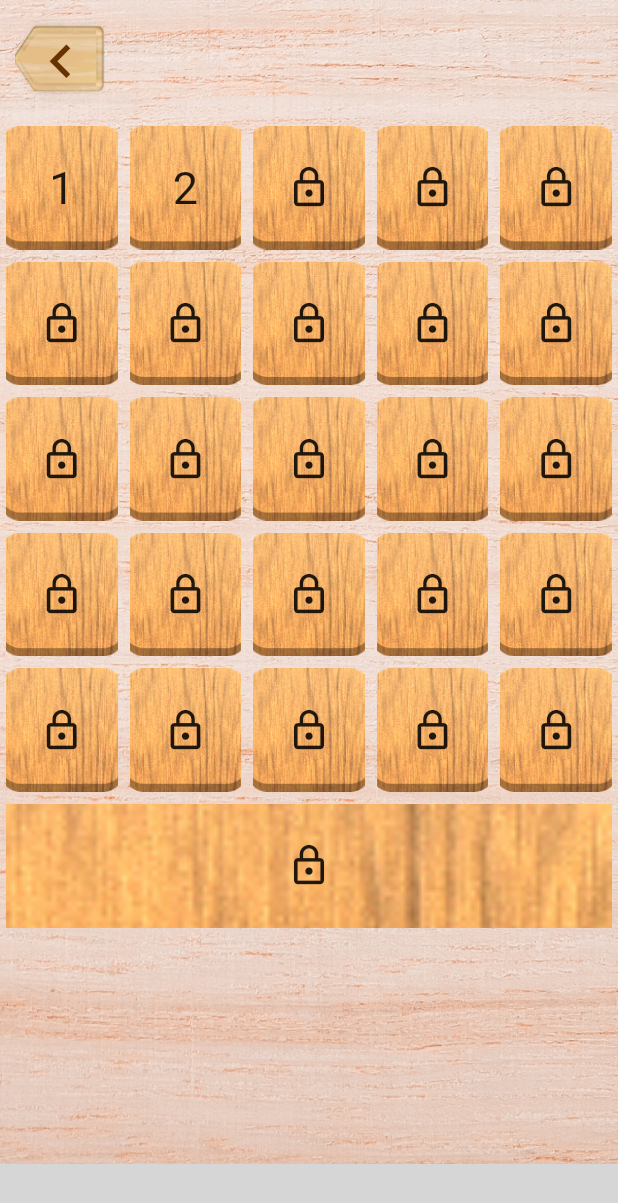
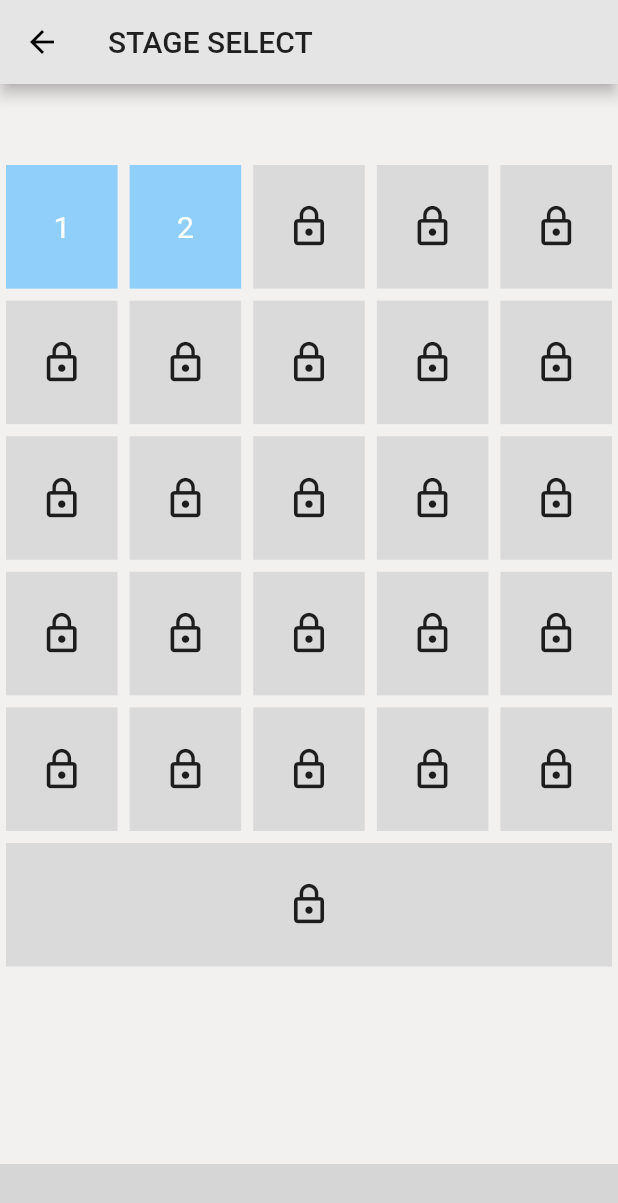
Before and after one commit to kura-kento/RicochetRobots_flutter, a Flutter app: the StageBuilder screen opened directly, after a tap on the "apps" icon, on a phone screen of 412 x 824 dp. Shown: the top 1203 px of the screen. Run offline on Flutter 3.47's test engine with Material 2 defaults, Android fonts, the phone set to English and light mode, and no system bars; our stand-ins replace audioplayers, shared_preferences, sqflite; missing offline and left inert: flutter_google_ad_manager, flutter_store_listing, trotter; accounts and stored records are empty; grey boxes are pictures that could not be loaded.

Commit message:
デザイン修正完了

```diff
--- a/lib/main.dart
+++ b/lib/main.dart
@@ -17,6 +17,7 @@ class MyApp extends StatelessWidget {
       debugShowCheckedModeBanner: false,
       title: 'Flutter Demo',
       theme: ThemeData(
+        primaryColor: Color(0xFFE5E5E5)
       ),
       home: FutureBuilder(
         builder: (BuildContext context ,AsyncSnapshot snapshot) {
--- a/lib/screen/stage_select.dart
+++ b/lib/screen/stage_select.dart
@@ -4,6 +4,7 @@ import 'package:ricochetrobotsapp/models/stage.dart';
 import 'package:ricochetrobotsapp/screen/top-page.dart';
 import 'package:ricochetrobotsapp/stages/stage_builder.dart';
 import 'package:ricochetrobotsapp/utils/admob.dart';
+import 'package:ricochetrobotsapp/utils/app.dart';
 import 'package:ricochetrobotsapp/utils/database_help.dart';
 import 'package:ricochetrobotsapp/utils/page_animation.dart';
 import 'package:ricochetrobotsapp/utils/sounds.dart';
@@ -30,61 +31,50 @@ void initState(){
   Widget build(BuildContext context) {
 
     return Container(
-        decoration: BoxDecoration(
-            image: DecorationImage(
-                image: AssetImage("assets/images/wood.png"),
-                fit: BoxFit.cover
-            )
-        ),
+      color: Colors.black,
       child: SafeArea(
         child: Column(
           children: [
             Expanded(
               child: Scaffold(
+                appBar: AppBar(
+                  title: Text("STAGE SELECT"),
+                ),
                 body: Container(
-                  decoration: BoxDecoration(
-                      image: DecorationImage(
-                          image: AssetImage("assets/images/wood.png"),
-                          fit: BoxFit.cover
-                      )
-                  ),
+                  padding: EdgeInsets.only(top: 50),
+                  color: App.background,
                   child: Column(
                     children: [
                       Expanded(
                         child: Column(
                           children: [
-                            Row(
-                              mainAxisAlignment: MainAxisAlignment.start,
-                              children: [
-                                Padding(
-                                  padding: const EdgeInsets.all(10.0),
-                                  child: Container(
-                                    height: 60,
-                                    width: 60,
-                                    decoration: BoxDecoration(
-                                        image: DecorationImage(
-                                            image: AssetImage("assets/images/right_btn.png"),
-                                            fit: BoxFit.cover
-                                        )
-                                    ),
-                                    child: IconButton(
-                                      onPressed: (){
-                                        soundManager.playLocal('select.mp3');
-                                        Navigator.push(
-                                          context,
-                                          SlidePageRoute(
-                                            page: TopPage(),
-                                            settings: RouteSettings(name: '/stage_builder',),
-                                          ),
-                                        );
-                                      },
-                                      //""
-                                      icon: Icon(Icons.chevron_left,size: 45,color: Color(0xFF663300),),
-                                    ),
-                                  ),
-                                ),
-                              ],
-                            ),
+                            // Row(
+                            //   mainAxisAlignment: MainAxisAlignment.start,
+                            //   children: [
+                            //     Padding(
+                            //       padding: const EdgeInsets.all(10.0),
+                            //       child: Container(
+                            //         height: 60,
+                            //         width: 60,
+                            //         color: App.primaryColor,
+                            //         child: IconButton(
+                            //           onPressed: (){
+                            //             soundManager.playLocal('select.mp3');
+                            //             Navigator.push(
+                            //               context,
+                            //               SlidePageRoute(
+                            //                 page: TopPage(),
+                            //                 settings: RouteSettings(name: '/stage_builder',),
+                            //               ),
+                            //             );
+                            //           },
+                            //           //""
+                            //           icon: Icon(Icons.chevron_left,size: 45,color: Color(0xFF663300),),
+                            //         ),
+                            //       ),
+                            //     ),
+                            //   ],
+                            // ),
                             Expanded(
                                 child: SingleChildScrollView(
                               child: Container(
@@ -118,12 +108,7 @@ void initState(){
                 child: Padding(
                   padding: const EdgeInsets.all(4.0),
                   child: Container(
-                      decoration: BoxDecoration(
-                          image: DecorationImage(
-                              image: AssetImage("assets/images/btn03_04_light.png"),
-                              fit: BoxFit.cover
-                          )
-                      ),
+                      color: App.primaryColor,
                       height: (MediaQuery.of(context).size.width) / 5,
                       child: InkWell(
                         onTap: () {
@@ -138,7 +123,7 @@ void initState(){
                         },
                         child: Center(
                           child: Text(
-                              stageDataList != null ? "${stageDataList[stageNumber].id}" : "",style: TextStyle(fontSize: 30),),
+                              stageDataList != null ? "${stageDataList[stageNumber].id}" : "",style: TextStyle(fontSize: 20, color: Colors.white),),
                         ),
                       )
                   ),
@@ -152,12 +137,7 @@ void initState(){
                 child:  Padding(
                   padding: EdgeInsets.all(4.0),
                   child: Container(
-                    decoration: BoxDecoration(
-                        image: DecorationImage(
-                            image: AssetImage("assets/images/btn03_04_light.png"),
-                            fit: BoxFit.cover
-                        )
-                    ),
+                    color: Color(0xffDBDADA),
                     height: (MediaQuery.of(context).size.width) / 5,
                     child: Icon(Icons.lock_outline,size: 30,),
                   ),
--- a/lib/screen/top-page.dart
+++ b/lib/screen/top-page.dart
@@ -31,19 +31,19 @@ class _TopPageState extends State<TopPage> {
                     children: [
                       Align(
                         alignment: Alignment.topLeft,
-                        child: IconButton(icon: Icon(Icons.brightness_1, color: Colors.red, size: 18,), onPressed: (){}),
+                        child: IconButton(icon: Icon(Icons.brightness_1, color: App.redColor, size: 18,), onPressed: null),
                       ),
                       Align(
                         alignment: Alignment.topRight,
-                        child: IconButton(icon: Icon(Icons.brightness_1, color: Colors.blue, size: 18,), onPressed: (){}),
+                        child: IconButton(icon: Icon(Icons.brightness_1, color: App.blueColor, size: 18,), onPressed: null),
                       ),
                       Align(
                         alignment: Alignment.bottomLeft,
-                        child: IconButton(icon: Icon(Icons.brightness_1, color: Colors.yellow, size: 18,), onPressed: (){}),
+                        child: IconButton(icon: Icon(Icons.brightness_1, color: App.greenColor, size: 18,), onPressed: null),
                       ),
                       Align(
                         alignment: Alignment.bottomRight,
-                        child: IconButton(icon: Icon(Icons.brightness_1, color: Colors.green, size: 18,), onPressed: (){}),
+                        child: IconButton(icon: Icon(Icons.brightness_1, color: App.yellowColor, size: 18,), onPressed: null),
                       ),
                       Column(
                         mainAxisAlignment: MainAxisAlignment.center,
@@ -55,7 +55,7 @@ class _TopPageState extends State<TopPage> {
                             color: App.primaryColor,
                             child: Center(
                               child: Text(
-                                "STAGE" + SharedPrefs.getStage().toString(),
+                                "STAGE " + SharedPrefs.getStage().toString(),
                                 style: TextStyle(
                                   fontSize: 20,
                                   color: Colors.white,
--- a/lib/stages/stage_builder.dart
+++ b/lib/stages/stage_builder.dart
@@ -81,16 +81,31 @@ class _StageBuilderState extends State<StageBuilder> {
           children: [
             Expanded(
               child: Scaffold(
+                appBar: AppBar(
+                  automaticallyImplyLeading: false,
+                  title: Center(
+                    child: Text(
+                      "STAGE　${widget.id}",
+                      style: TextStyle(
+                        fontSize: 20,
+                        // color: App.primaryColor,
+                        fontWeight: FontWeight.bold
+                      ),
+                    ),
+                  ),
+                  actions: [
+                    ...iconButtons()
+                  ],
+                ),
                 body: Container(
                   color: App.background,
                   child: Column(
+                    mainAxisAlignment: MainAxisAlignment.center,
                     children: [
-                      statusBar(),
-                      Container(height: 150,),
                       Stack(
                         children: [
                           Container(
-                            color:Colors.red,
+                            // color:Colors.red,
                             child: Padding(
                               padding: const EdgeInsets.all(0.0),
                               child: Column(children: tiles(),),
@@ -117,37 +132,6 @@ class _StageBuilderState extends State<StageBuilder> {
       ),
     );
   }
-
-  Widget statusBar(){
-    return Container(
-      decoration: BoxDecoration(
-        color: Color(0xFFE4E3E3),
-        border: Border(
-          bottom: BorderSide(
-              color: Colors.black87,
-              width: 1.0
-          ),
-        ),
-      ),
-      child: Row(
-        children: [
-          Expanded(
-            child: Center(
-              child: Text(
-                "STAGE${widget.id}",
-                style: TextStyle(
-                  fontSize: 20,
-                  color: Color(0xFF0CEFEF),
-                ),
-              ),
-            ),
-          ),
-          ...iconButtons()
-        ],
-      ),
-    );
-  }
-
 
   List<Widget> tiles() {
     num squareSize = (MediaQuery.of(context).size.width - 8 - (App.borderWidth * stageRow)) / stageRow;
@@ -244,7 +228,7 @@ class _StageBuilderState extends State<StageBuilder> {
       _cache.add(
         Container(
           margin: EdgeInsets.only(left: 5.0),
-          color: Color(0xFFC4C4C4),
+          color: App.buttonColor,
           child: IconButton(
             icon:Icon(
               _icons[i],
--- a/lib/utils/app.dart
+++ b/lib/utils/app.dart
@@ -3,8 +3,14 @@ import 'package:flutter/material.dart';
 class App {
   static const background = Color(0xFFF3F0F0);
   static const panelColor = Color(0xFFE5E5E5);
+  static const buttonColor = Color(0xffDBDADA);
 
   static const primaryColor = Color(0xFF8FCFFA);
+
+  static const redColor = Color(0xfff07783);
+  static const blueColor = Color(0xff75A9FF);
+  static const greenColor = Color(0xffB3DC86);
+  static const yellowColor = Color(0xffFFD877);
 
   static const num borderHeight = 8.0;
   static const num borderWidth = 8.0;
```
